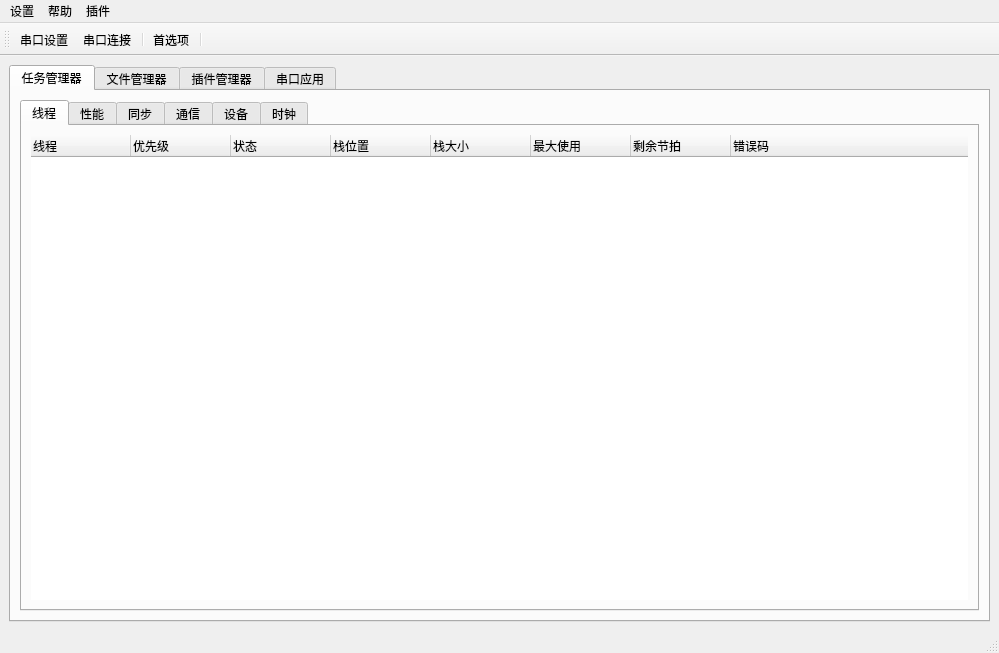
Qt form ui/mainwindow.ui (xqyjlj/seimey) before a commit.
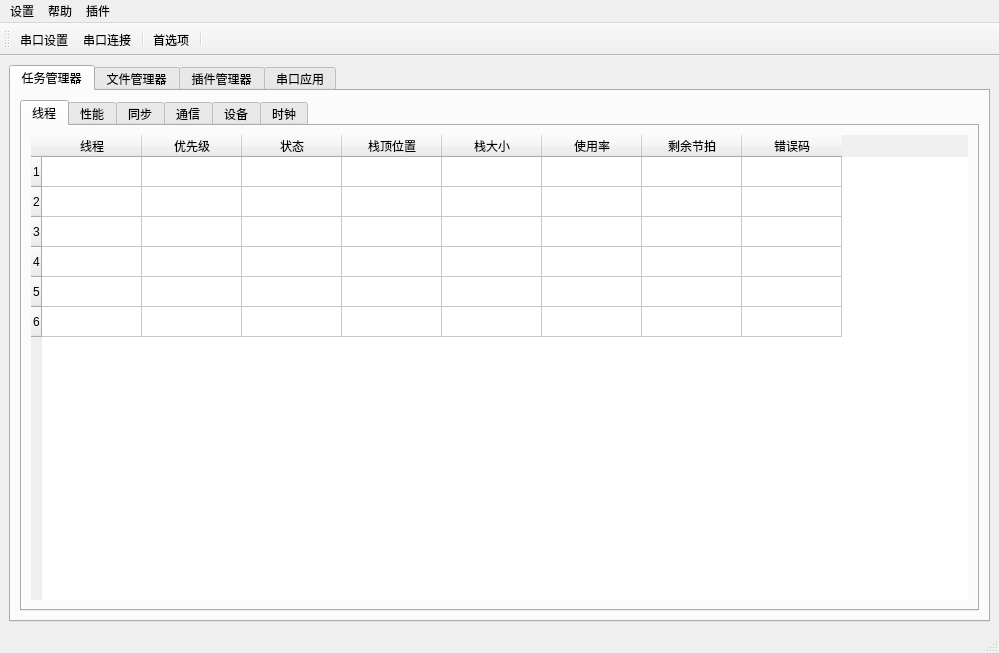
The same form after that commit. The open tabs and pages were chosen to show the change. Icons and pictures are not drawn. Custom widgets are drawn as their Qt base class.

Commit message: [update] 1. 修复导致编译器警告的语法 2. 调整内存按钮的顺序，因为内存池使用较少，动态内存使用较多，所以要把他排第一 3. 调整线程显示部分的显示容器，从 treewidget 切换到 tablewidget。目的是使表头可以点击，这样就可以实现点击表头之后能对线程的优先级进行排序 4. 粗略的定义了实现排序的槽函数，目前只能对比槽函数的第一个字母来进行排序，而且会立刻被新的数据冲掉，这个是后续需要重点完善的部分

The edit to the form file:
```diff
--- a/ui/mainwindow.ui
+++ b/ui/mainwindow.ui
@@ -54,13 +54,43 @@
            </attribute>
            <layout class="QGridLayout" name="gridLayout_7">
             <item row="0" column="0">
-             <widget class="QTreeWidget" name="treeW_finsh_thread">
+             <widget class="QTableWidget" name="treeW_finsh_thread">
               <property name="styleSheet">
                <string notr="true"/>
               </property>
               <property name="frameShape">
                <enum>QFrame::NoFrame</enum>
               </property>
+              <row>
+               <property name="text">
+                <string>1</string>
+               </property>
+              </row>
+              <row>
+               <property name="text">
+                <string>2</string>
+               </property>
+              </row>
+              <row>
+               <property name="text">
+                <string>3</string>
+               </property>
+              </row>
+              <row>
+               <property name="text">
+                <string>4</string>
+               </property>
+              </row>
+              <row>
+               <property name="text">
+                <string>5</string>
+               </property>
+              </row>
+              <row>
+               <property name="text">
+                <string>6</string>
+               </property>
+              </row>
               <column>
                <property name="text">
                 <string>线程</string>
@@ -78,7 +108,7 @@
               </column>
               <column>
                <property name="text">
-                <string>栈位置</string>
+                <string>栈顶位置</string>
                </property>
               </column>
               <column>
@@ -88,7 +118,7 @@
               </column>
               <column>
                <property name="text">
-                <string>最大使用</string>
+                <string>使用率</string>
                </property>
               </column>
               <column>
```
Left out of the diff: 70 changed lines with no effect on the pictures. The commit also changes 14 other files.
